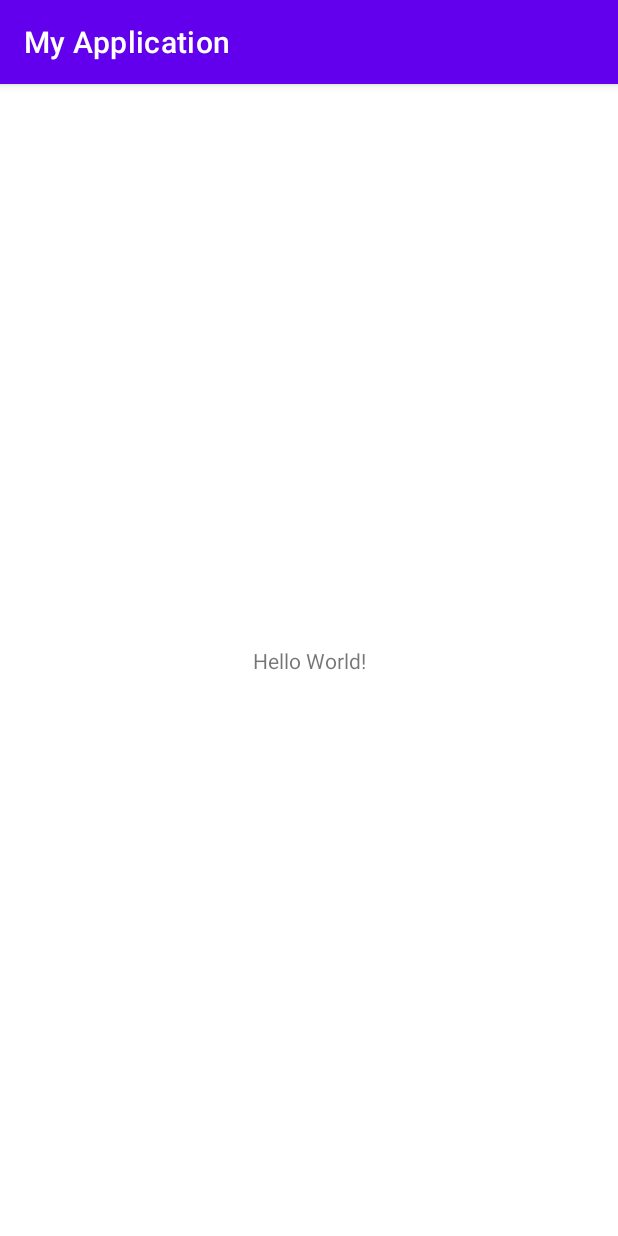
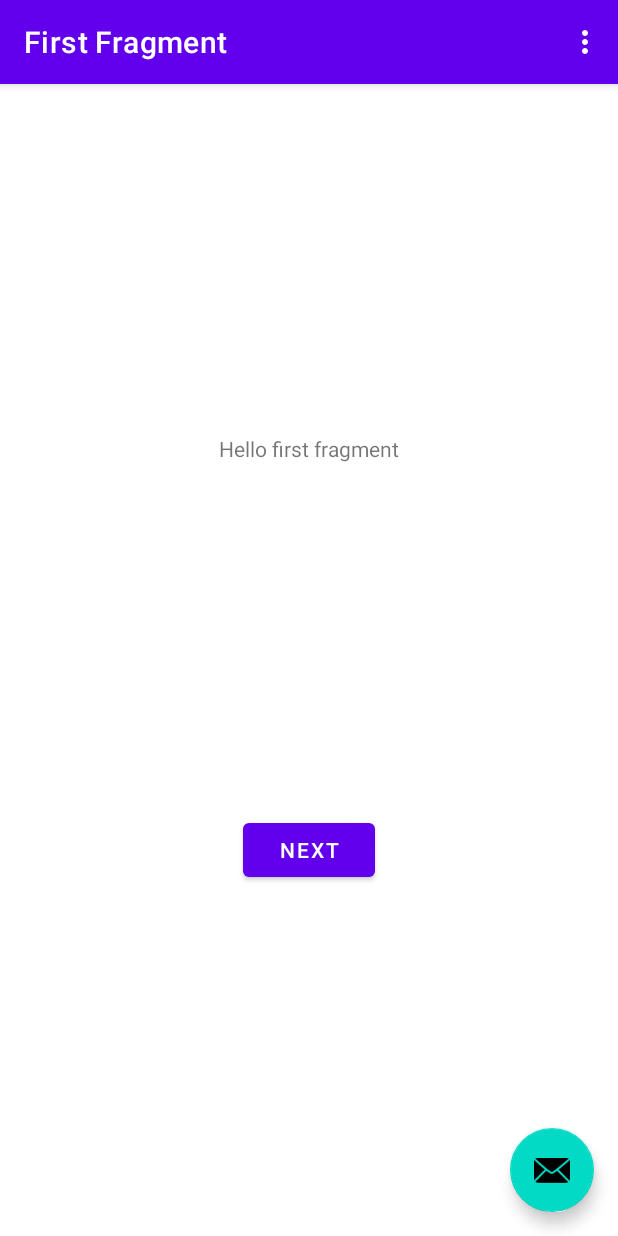
Before and after one commit to Johabeo/Coding-Prompt, an Android app: the screen it shows after launch (MainActivity), on a phone screen of 412 x 824 dp. Run offline under Robolectric (Android 15) with nearby library versions, the phone set to English and light mode, and no system bars; our stand-ins replace navigation-ui.

```diff
--- a/app/src/main/AndroidManifest.xml
+++ b/app/src/main/AndroidManifest.xml
@@ -15,7 +15,9 @@
         tools:targetApi="31">
         <activity
             android:name=".MainActivity"
-            android:exported="true">
+            android:exported="true"
+            android:label="@string/app_name"
+            android:theme="@style/Theme.MyApplication.NoActionBar">
             <intent-filter>
                 <action android:name="android.intent.action.MAIN" />
 
--- /dev/null
+++ b/app/src/main/java/com/example/myapplication/FirstFragment.kt
@@ -0,0 +1,44 @@
+package com.example.myapplication
+
+import android.os.Bundle
+import androidx.fragment.app.Fragment
+import android.view.LayoutInflater
+import android.view.View
+import android.view.ViewGroup
+import androidx.navigation.fragment.findNavController
+import com.example.myapplication.databinding.FragmentFirstBinding
+
+/**
+ * A simple [Fragment] subclass as the default destination in the navigation.
+ */
+class FirstFragment : Fragment() {
+
+    private var _binding: FragmentFirstBinding? = null
+
+    // This property is only valid between onCreateView and
+    // onDestroyView.
+    private val binding get() = _binding!!
+
+    override fun onCreateView(
+            inflater: LayoutInflater, container: ViewGroup?,
+            savedInstanceState: Bundle?
+    ): View? {
+
+        _binding = FragmentFirstBinding.inflate(inflater, container, false)
+        return binding.root
+
+    }
+
+    override fun onViewCreated(view: View, savedInstanceState: Bundle?) {
+        super.onViewCreated(view, savedInstanceState)
+
+        binding.buttonFirst.setOnClickListener {
+            findNavController().navigate(R.id.action_FirstFragment_to_SecondFragment)
+        }
+    }
+
+    override fun onDestroyView() {
+        super.onDestroyView()
+        _binding = null
+    }
+}
--- a/app/src/main/java/com/example/myapplication/MainActivity.kt
+++ b/app/src/main/java/com/example/myapplication/MainActivity.kt
@@ -1,11 +1,58 @@
 package com.example.myapplication
 
+import android.os.Bundle
+import com.google.android.material.snackbar.Snackbar
 import androidx.appcompat.app.AppCompatActivity
-import android.os.Bundle
+import androidx.navigation.findNavController
+import androidx.navigation.ui.AppBarConfiguration
+import androidx.navigation.ui.navigateUp
+import androidx.navigation.ui.setupActionBarWithNavController
+import android.view.Menu
+import android.view.MenuItem
+import com.example.myapplication.databinding.ActivityMainBinding
 
 class MainActivity : AppCompatActivity() {
+
+    private lateinit var appBarConfiguration: AppBarConfiguration
+    private lateinit var binding: ActivityMainBinding
+
     override fun onCreate(savedInstanceState: Bundle?) {
         super.onCreate(savedInstanceState)
-        setContentView(R.layout.activity_main)
+
+        binding = ActivityMainBinding.inflate(layoutInflater)
+        setContentView(binding.root)
+
+        setSupportActionBar(binding.toolbar)
+
+        val navController = findNavController(R.id.nav_host_fragment_content_main)
+        appBarConfiguration = AppBarConfiguration(navController.graph)
+        setupActionBarWithNavController(navController, appBarConfiguration)
+
+        binding.fab.setOnClickListener { view ->
+            Snackbar.make(view, "Replace with your own action", Snackbar.LENGTH_LONG)
+                    .setAction("Action", null).show()
+        }
+    }
+
+    override fun onCreateOptionsMenu(menu: Menu): Boolean {
+        // Inflate the menu; this adds items to the action bar if it is present.
+        menuInflater.inflate(R.menu.menu_main, menu)
+        return true
+    }
+
+    override fun onOptionsItemSelected(item: MenuItem): Boolean {
+        // Handle action bar item clicks here. The action bar will
+        // automatically handle clicks on the Home/Up button, so long
+        // as you specify a parent activity in AndroidManifest.xml.
+        return when (item.itemId) {
+            R.id.action_settings -> true
+            else -> super.onOptionsItemSelected(item)
+        }
+    }
+
+    override fun onSupportNavigateUp(): Boolean {
+        val navController = findNavController(R.id.nav_host_fragment_content_main)
+        return navController.navigateUp(appBarConfiguration)
+                || super.onSupportNavigateUp()
     }
 }
--- a/app/src/main/res/layout/activity_main.xml
+++ b/app/src/main/res/layout/activity_main.xml
@@ -1,18 +1,34 @@
 <?xml version="1.0" encoding="utf-8"?>
-<androidx.constraintlayout.widget.ConstraintLayout xmlns:android="http://schemas.android.com/apk/res/android"
+<androidx.coordinatorlayout.widget.CoordinatorLayout xmlns:android="http://schemas.android.com/apk/res/android"
     xmlns:app="http://schemas.android.com/apk/res-auto"
     xmlns:tools="http://schemas.android.com/tools"
     android:layout_width="match_parent"
     android:layout_height="match_parent"
     tools:context=".MainActivity">
 
-    <TextView
+    <com.google.android.material.appbar.AppBarLayout
+        android:layout_width="match_parent"
+        android:layout_height="wrap_content"
+        android:theme="@style/Theme.MyApplication.AppBarOverlay">
+
+        <androidx.appcompat.widget.Toolbar
+            android:id="@+id/toolbar"
+            android:layout_width="match_parent"
+            android:layout_height="?attr/actionBarSize"
+            android:background="?attr/colorPrimary"
+            app:popupTheme="@style/Theme.MyApplication.PopupOverlay" />
+
+    </com.google.android.material.appbar.AppBarLayout>
+
+    <include layout="@layout/content_main" />
+
+    <com.google.android.material.floatingactionbutton.FloatingActionButton
+        android:id="@+id/fab"
         android:layout_width="wrap_content"
         android:layout_height="wrap_content"
-        android:text="Hello World!"
-        app:layout_constraintBottom_toBottomOf="parent"
-        app:layout_constraintEnd_toEndOf="parent"
-        app:layout_constraintStart_toStartOf="parent"
-        app:layout_constraintTop_toTopOf="parent" />
+        android:layout_gravity="bottom|end"
+        android:layout_marginEnd="@dimen/fab_margin"
+        android:layout_marginBottom="16dp"
+        app:srcCompat="@android:drawable/ic_dialog_email" />
 
-</androidx.constraintlayout.widget.ConstraintLayout>
+</androidx.coordinatorlayout.widget.CoordinatorLayout>
--- /dev/null
+++ b/app/src/main/res/layout/content_main.xml
@@ -0,0 +1,19 @@
+<?xml version="1.0" encoding="utf-8"?>
+<androidx.constraintlayout.widget.ConstraintLayout xmlns:android="http://schemas.android.com/apk/res/android"
+    xmlns:app="http://schemas.android.com/apk/res-auto"
+    android:layout_width="match_parent"
+    android:layout_height="match_parent"
+    app:layout_behavior="@string/appbar_scrolling_view_behavior">
+
+    <fragment
+        android:id="@+id/nav_host_fragment_content_main"
+        android:name="androidx.navigation.fragment.NavHostFragment"
+        android:layout_width="0dp"
+        android:layout_height="0dp"
+        app:defaultNavHost="true"
+        app:layout_constraintBottom_toBottomOf="parent"
+        app:layout_constraintEnd_toEndOf="parent"
+        app:layout_constraintStart_toStartOf="parent"
+        app:layout_constraintTop_toTopOf="parent"
+        app:navGraph="@navigation/nav_graph" />
+</androidx.constraintlayout.widget.ConstraintLayout>
--- /dev/null
+++ b/app/src/main/res/layout/fragment_first.xml
@@ -0,0 +1,28 @@
+<?xml version="1.0" encoding="utf-8"?>
+<androidx.constraintlayout.widget.ConstraintLayout xmlns:android="http://schemas.android.com/apk/res/android"
+    xmlns:app="http://schemas.android.com/apk/res-auto"
+    xmlns:tools="http://schemas.android.com/tools"
+    android:layout_width="match_parent"
+    android:layout_height="match_parent"
+    tools:context=".FirstFragment">
+
+    <TextView
+        android:id="@+id/textview_first"
+        android:layout_width="wrap_content"
+        android:layout_height="wrap_content"
+        android:text="@string/hello_first_fragment"
+        app:layout_constraintBottom_toTopOf="@id/button_first"
+        app:layout_constraintEnd_toEndOf="parent"
+        app:layout_constraintStart_toStartOf="parent"
+        app:layout_constraintTop_toTopOf="parent" />
+
+    <Button
+        android:id="@+id/button_first"
+        android:layout_width="wrap_content"
+        android:layout_height="wrap_content"
+        android:text="@string/next"
+        app:layout_constraintBottom_toBottomOf="parent"
+        app:layout_constraintEnd_toEndOf="parent"
+        app:layout_constraintStart_toStartOf="parent"
+        app:layout_constraintTop_toBottomOf="@id/textview_first" />
+</androidx.constraintlayout.widget.ConstraintLayout>
--- /dev/null
+++ b/app/src/main/res/menu/menu_main.xml
@@ -0,0 +1,10 @@
+<menu xmlns:android="http://schemas.android.com/apk/res/android"
+    xmlns:app="http://schemas.android.com/apk/res-auto"
+    xmlns:tools="http://schemas.android.com/tools"
+    tools:context="com.example.myapplication.MainActivity">
+    <item
+        android:id="@+id/action_settings"
+        android:orderInCategory="100"
+        android:title="@string/action_settings"
+        app:showAsAction="never" />
+</menu>
--- /dev/null
+++ b/app/src/main/res/navigation/nav_graph.xml
@@ -0,0 +1,28 @@
+<?xml version="1.0" encoding="utf-8"?>
+<navigation xmlns:android="http://schemas.android.com/apk/res/android"
+    xmlns:app="http://schemas.android.com/apk/res-auto"
+    xmlns:tools="http://schemas.android.com/tools"
+    android:id="@+id/nav_graph"
+    app:startDestination="@id/FirstFragment">
+
+    <fragment
+        android:id="@+id/FirstFragment"
+        android:name="com.example.myapplication.FirstFragment"
+        android:label="@string/first_fragment_label"
+        tools:layout="@layout/fragment_first">
+
+        <action
+            android:id="@+id/action_FirstFragment_to_SecondFragment"
+            app:destination="@id/SecondFragment" />
+    </fragment>
+    <fragment
+        android:id="@+id/SecondFragment"
+        android:name="com.example.myapplication.SecondFragment"
+        android:label="@string/second_fragment_label"
+        tools:layout="@layout/fragment_second">
+
+        <action
+            android:id="@+id/action_SecondFragment_to_FirstFragment"
+            app:destination="@id/FirstFragment" />
+    </fragment>
+</navigation>
--- /dev/null
+++ b/app/src/main/res/values-land/dimens.xml
@@ -0,0 +1,3 @@
+<resources>
+    <dimen name="fab_margin">48dp</dimen>
+</resources>
--- /dev/null
+++ b/app/src/main/res/values-w1240dp/dimens.xml
@@ -0,0 +1,3 @@
+<resources>
+    <dimen name="fab_margin">200dp</dimen>
+</resources>
--- /dev/null
+++ b/app/src/main/res/values-w600dp/dimens.xml
@@ -0,0 +1,3 @@
+<resources>
+    <dimen name="fab_margin">48dp</dimen>
+</resources>
--- /dev/null
+++ b/app/src/main/res/values/dimens.xml
@@ -0,0 +1,3 @@
+<resources>
+    <dimen name="fab_margin">16dp</dimen>
+</resources>
--- a/app/src/main/res/values/strings.xml
+++ b/app/src/main/res/values/strings.xml
@@ -1,3 +1,12 @@
 <resources>
     <string name="app_name">My Application</string>
+    <string name="action_settings">Settings</string>
+    <!-- Strings used for fragments for navigation -->
+    <string name="first_fragment_label">First Fragment</string>
+    <string name="second_fragment_label">Second Fragment</string>
+    <string name="next">Next</string>
+    <string name="previous">Previous</string>
+
+    <string name="hello_first_fragment">Hello first fragment</string>
+    <string name="hello_second_fragment">Hello second fragment. Arg: %1$s</string>
 </resources>
--- a/app/src/main/res/values/themes.xml
+++ b/app/src/main/res/values/themes.xml
@@ -13,4 +13,13 @@
         <item name="android:statusBarColor" tools:targetApi="l">?attr/colorPrimaryVariant</item>
         <!-- Customize your theme here. -->
     </style>
+
+    <style name="Theme.MyApplication.NoActionBar">
+        <item name="windowActionBar">false</item>
+        <item name="windowNoTitle">true</item>
+    </style>
+
+    <style name="Theme.MyApplication.AppBarOverlay" parent="ThemeOverlay.AppCompat.Dark.ActionBar" />
+
+    <style name="Theme.MyApplication.PopupOverlay" parent="ThemeOverlay.AppCompat.Light" />
 </resources>
--- a/build.gradle
+++ b/build.gradle
@@ -2,7 +2,7 @@
 plugins {
     id 'com.android.application' version '7.2.1' apply false
     id 'com.android.library' version '7.2.1' apply false
-    id 'org.jetbrains.kotlin.android' version '1.7.10' apply false
+    id 'org.jetbrains.kotlin.android' version '1.6.10' apply false
 }
 
 task clean(type: Delete) {
```
Also changed, not shown: app/build.gradle (+8 -3 lines), app/src/main/java/com/example/myapplication/SecondFragment.kt (added, +44 -0 lines), app/src/main/res/layout/fragment_second.xml (added, +27 -0 lines), gradle/wrapper/gradle-wrapper.properties, 1 other file.
